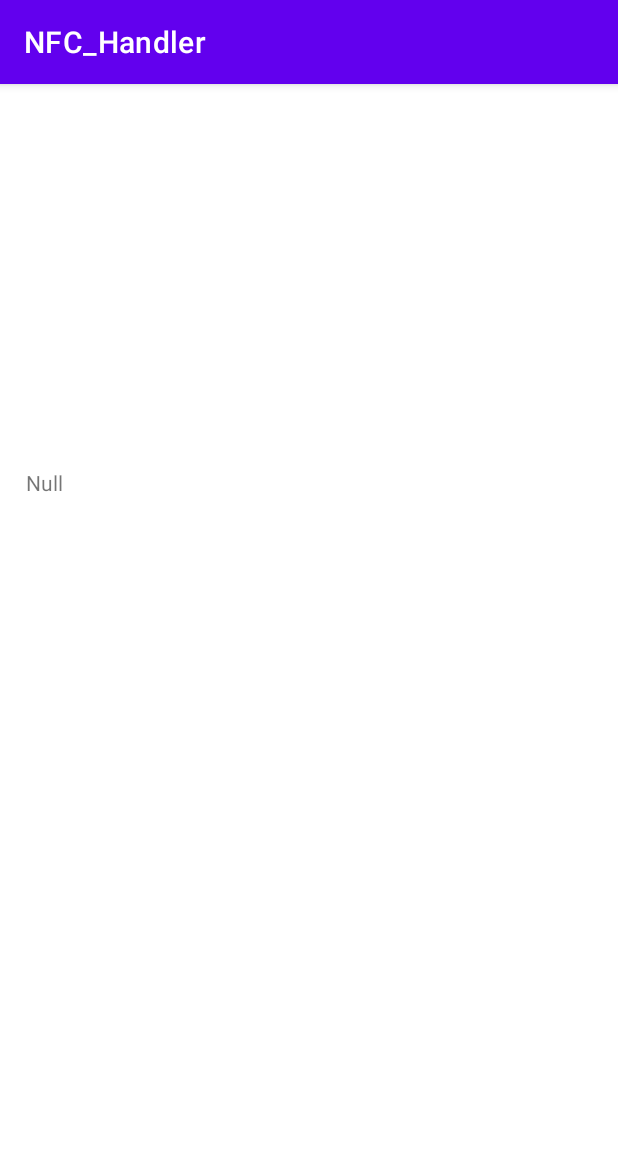
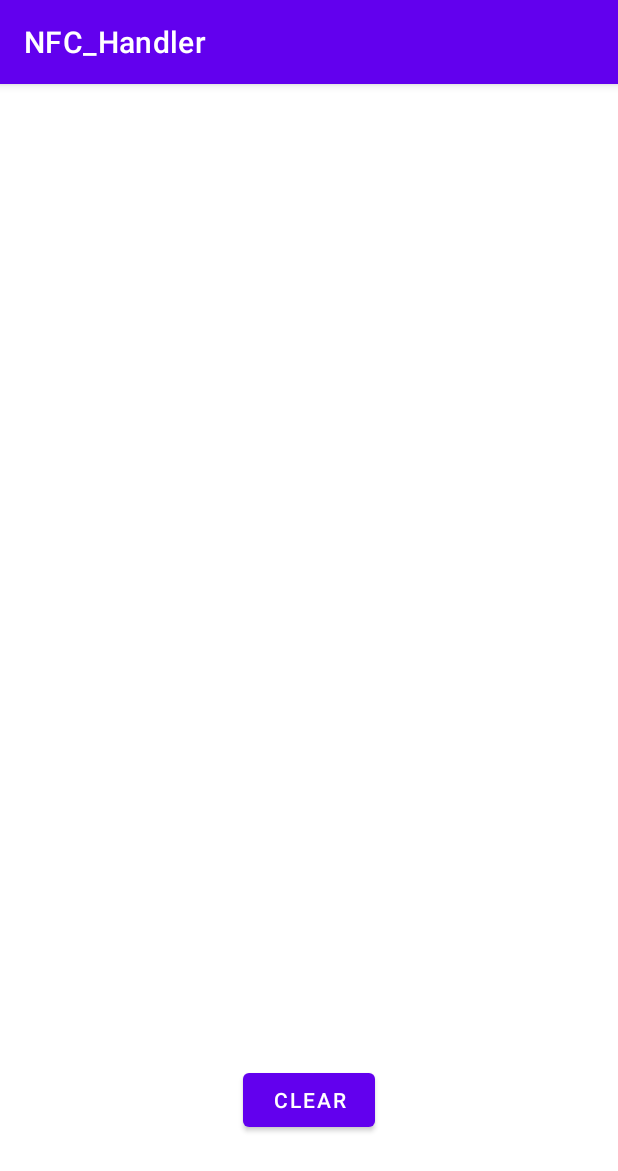
Before and after one commit to muyeyifeng/NFC_Handler, an Android app: the screen it shows after launch (MainActivity), on a phone screen of 412 x 824 dp. Shown: the top 1171 px of the screen. Run offline under Robolectric (Android 15) with nearby library versions, the phone set to English and light mode, and no system bars.

Commit message:
修改部分代码

```diff
--- a/app/src/main/AndroidManifest.xml
+++ b/app/src/main/AndroidManifest.xml
@@ -17,7 +17,7 @@
         android:supportsRtl="true"
         android:theme="@style/Theme.NFC_Handler">
         <activity
-            android:name=".MainActivity"
+            android:name="com.example.nfc_handler.MainActivity"
             android:exported="true">
             <intent-filter>
                 <action android:name="android.intent.action.MAIN" />
--- a/app/src/main/java/com/example/nfc_handler/MainActivity.java
+++ b/app/src/main/java/com/example/nfc_handler/MainActivity.java
@@ -4,9 +4,11 @@ import android.app.PendingIntent;
 import android.content.Intent;
 import android.nfc.NfcAdapter;
 import android.nfc.Tag;
+import android.os.Build;
 import android.os.Bundle;
 import android.os.Handler;
 import android.text.method.ScrollingMovementMethod;
+import android.widget.Button;
 import android.widget.TextView;
 import android.widget.Toast;
 
@@ -27,7 +29,8 @@ public class MainActivity extends AppCompatActivity {
             "android.nfc.tech.NfcF",
             "android.nfc.tech.NfcV"
     };
-    Handler handler = new Handler();
+    private final Handler handler = new Handler();
+    private Button button;
     private TextView textView, techSupport;
     private PendingIntent pendingIntent;
     private NfcAdapter nfcAdapter;
@@ -39,7 +42,7 @@ public class MainActivity extends AppCompatActivity {
             //要做的事情，这里再次调用此Runnable对象，以实现每两秒实现一次的定时器操作
             System.out.println(tech);
             String readData = readNfc(tech, tag);
-            if (readData == null || readData == "null") {
+            if (readData == null || readData.equals("null")) {
                 System.out.println("null");
                 handler.removeCallbacks(runnable);
                 return;
@@ -54,12 +57,25 @@ public class MainActivity extends AppCompatActivity {
         setContentView(R.layout.activity_main);
 
         nfcAdapter = NfcAdapter.getDefaultAdapter(this);
-        pendingIntent = PendingIntent.getActivity(this, 0,
-                new Intent(this, getClass()).addFlags(Intent.FLAG_ACTIVITY_SINGLE_TOP), PendingIntent.FLAG_MUTABLE);
+        if (Build.VERSION.SDK_INT >= Build.VERSION_CODES.S) {
+            pendingIntent = PendingIntent.getActivity(this, 0,
+                    new Intent(this, getClass()).addFlags(Intent.FLAG_ACTIVITY_SINGLE_TOP), PendingIntent.FLAG_MUTABLE);
+        } else {
+            pendingIntent = PendingIntent.getActivity(this, 0,
+                    new Intent(this, getClass()).addFlags(Intent.FLAG_ACTIVITY_SINGLE_TOP), 0);
+        }
+
         textView = findViewById(R.id.textView);
         textView.setMovementMethod(ScrollingMovementMethod.getInstance());
+
         techSupport = findViewById(R.id.techSupport);
         techSupport.setMovementMethod(ScrollingMovementMethod.getInstance());
+
+        button = findViewById(R.id.clear_text);
+        button.setOnClickListener(view -> {
+            textView.setText("");
+            techSupport.setText("");
+        });
 
     }
 
@@ -87,7 +103,7 @@ public class MainActivity extends AppCompatActivity {
                     textView.setText("");
                     tag = newtag;
                 } else {
-                    System.out.println(oldId+'\t'+newId);
+                    System.out.println(oldId + '\t' + newId);
                     System.out.println("Same Card.");
                 }
             } else {
@@ -147,7 +163,7 @@ public class MainActivity extends AppCompatActivity {
     private void processIntent(Tag tag) {
         String[] techlist = tag.getTechList();
         StringBuilder stringBuilder = new StringBuilder(NfcReader.readId(tag.getId()));
-        stringBuilder.insert(0,"ID: ").append('\n');
+        stringBuilder.insert(0, "ID: ").append('\n');
         for (String techspt : techlist) {
             stringBuilder.append(techspt).append('\n');
         }
--- a/app/src/main/res/layout/activity_main.xml
+++ b/app/src/main/res/layout/activity_main.xml
@@ -9,10 +9,11 @@
     <TextView
         android:id="@+id/textView"
         android:layout_width="378dp"
-        android:layout_height="435dp"
+        android:layout_height="330dp"
         android:layout_marginTop="256dp"
+        android:scrollbarStyle="outsideOverlay"
         android:scrollbars="vertical"
-        android:text="@string/textView_text"
+        android:text=""
         app:layout_constraintEnd_toEndOf="parent"
         app:layout_constraintHorizontal_bias="0.515"
         app:layout_constraintStart_toStartOf="parent"
@@ -22,10 +23,21 @@
         android:id="@+id/techSupport"
         android:layout_width="296dp"
         android:layout_height="175dp"
+        android:scrollbarStyle="outsideOverlay"
         android:scrollbars="vertical"
         android:text=""
         app:layout_constraintBottom_toTopOf="@+id/textView"
         app:layout_constraintEnd_toEndOf="parent"
         app:layout_constraintStart_toStartOf="parent"
         app:layout_constraintTop_toTopOf="parent" />
+
+    <Button
+        android:id="@+id/clear_text"
+        android:text="@string/clear"
+        android:layout_width="wrap_content"
+        android:layout_height="wrap_content"
+        app:layout_constraintBottom_toBottomOf="parent"
+        app:layout_constraintEnd_toEndOf="parent"
+        app:layout_constraintStart_toStartOf="parent"
+        app:layout_constraintTop_toBottomOf="@+id/textView" />
 </androidx.constraintlayout.widget.ConstraintLayout>
--- a/app/src/main/res/values/strings.xml
+++ b/app/src/main/res/values/strings.xml
@@ -1,4 +1,5 @@
 <resources>
     <string name="app_name">NFC_Handler</string>
     <string name="textView_text">Null</string>
+    <string name="clear">Clear</string>
 </resources>
```
